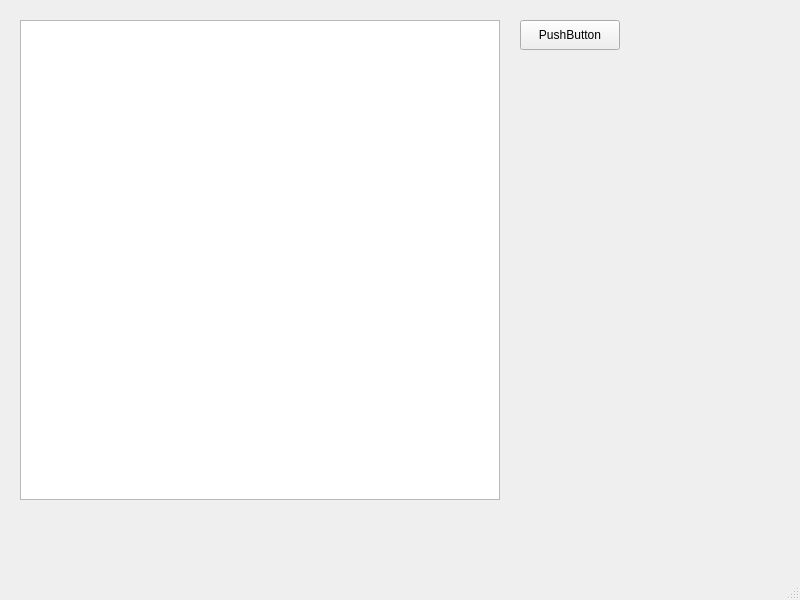
Old version of the form micromouse-maze-simulator/mainwindow.ui in the repository lime7git/micromouse.
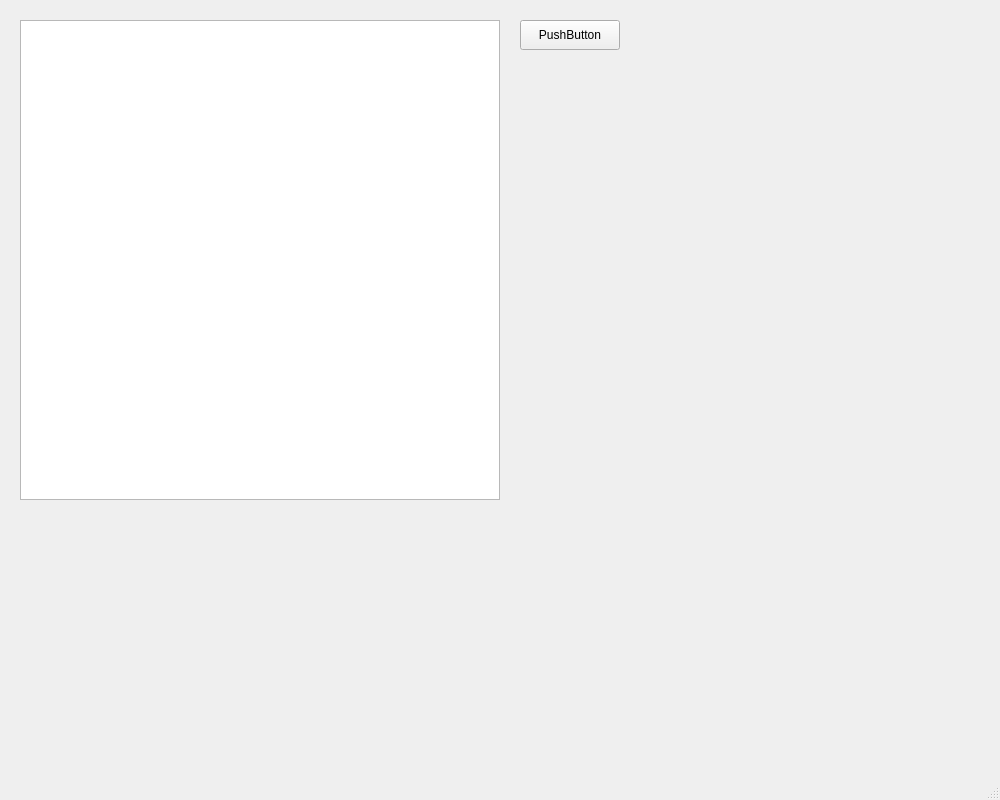
New version of the form.

```diff
--- a/micromouse-maze-simulator/mainwindow.ui
+++ b/micromouse-maze-simulator/mainwindow.ui
@@ -6,8 +6,8 @@
    <rect>
     <x>0</x>
     <y>0</y>
-    <width>800</width>
-    <height>600</height>
+    <width>1000</width>
+    <height>800</height>
    </rect>
   </property>
   <property name="windowTitle">
```
Left out of the diff: 10 changed lines with no effect on the pictures.
